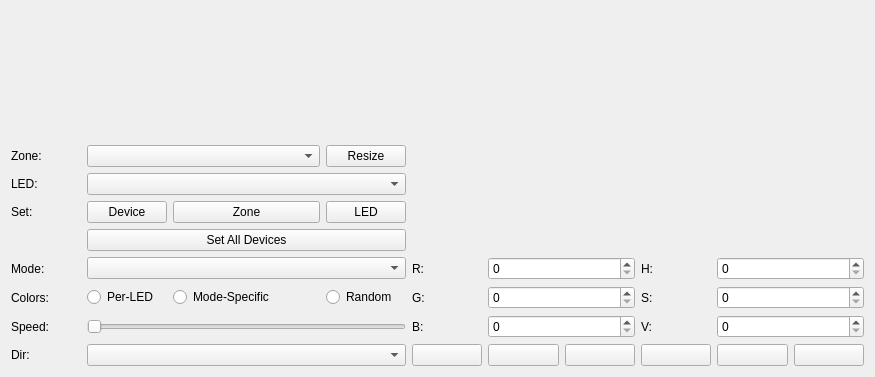
This is qt/OpenRGBDevicePage.ui in Kasper24/OpenRGB-QMK as Qt 5 draws it before an edit. The edited form follows.
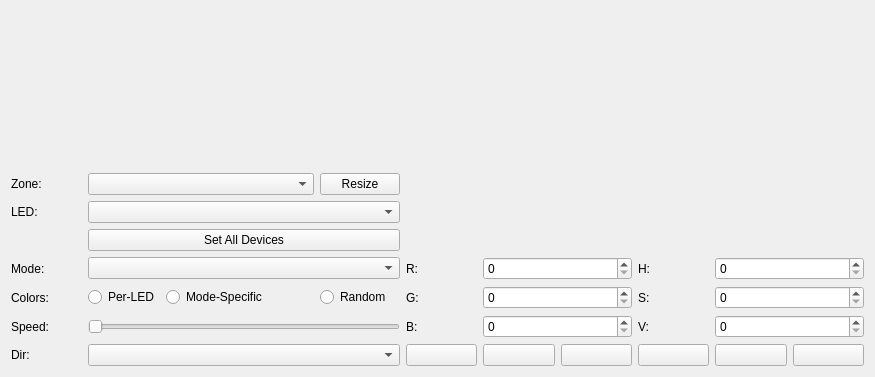
This is the edited form. Custom widgets are drawn as their Qt base class.

Commit message: WIP: Instant color setting, buttons removed

Diff of the .ui file:
```diff
--- a/qt/OpenRGBDevicePage.ui
+++ b/qt/OpenRGBDevicePage.ui
@@ -14,263 +14,166 @@
    <string>Frame</string>
   </property>
   <layout class="QGridLayout" name="gridLayout">
-   <item row="8" column="0">
-    <widget class="QLabel" name="SpeedLabel">
-     <property name="text">
-      <string>Speed:</string>
-     </property>
-    </widget>
+   <item row="10" column="1" colspan="4">
+    <widget class="QComboBox" name="DirectionBox"/>
    </item>
-   <item row="6" column="6" colspan="2">
-    <widget class="QSpinBox" name="RedSpinBox">
+   <item row="7" column="6" colspan="2">
+    <widget class="QSpinBox" name="BlueSpinBox">
      <property name="maximum">
       <number>255</number>
      </property>
     </widget>
    </item>
-   <item row="1" column="0">
-    <widget class="QLabel" name="ZoneLabel">
+   <item row="10" column="10">
+    <widget class="QPushButton" name="ButtonMagenta">
      <property name="text">
-      <string>Zone:</string>
+      <string/>
      </property>
     </widget>
    </item>
-   <item row="7" column="8">
+   <item row="6" column="8">
     <widget class="QLabel" name="SatLabel">
      <property name="text">
       <string>S:</string>
      </property>
     </widget>
    </item>
-   <item row="11" column="6">
-    <widget class="QPushButton" name="ButtonYellow">
-     <property name="text">
-      <string/>
+   <item row="7" column="1" colspan="4">
+    <widget class="QSlider" name="SpeedSlider">
+     <property name="orientation">
+      <enum>Qt::Horizontal</enum>
      </property>
     </widget>
    </item>
-   <item row="7" column="5">
+   <item row="7" column="9" colspan="2">
+    <widget class="QSpinBox" name="ValSpinBox">
+     <property name="maximum">
+      <number>255</number>
+     </property>
+    </widget>
+   </item>
+   <item row="1" column="5" rowspan="3" colspan="6">
+    <widget class="ColorWheel" name="ColorWheelBox" native="true">
+     <property name="sizePolicy">
+      <sizepolicy hsizetype="Preferred" vsizetype="Preferred">
+       <horstretch>0</horstretch>
+       <verstretch>0</verstretch>
+      </sizepolicy>
+     </property>
+    </widget>
+   </item>
+   <item row="6" column="5">
     <widget class="QLabel" name="GreenLabel">
      <property name="text">
       <string>G:</string>
      </property>
     </widget>
    </item>
-   <item row="11" column="8">
-    <widget class="QPushButton" name="ButtonCyan">
-     <property name="text">
-      <string/>
-     </property>
-    </widget>
-   </item>
-   <item row="7" column="1">
-    <widget class="QRadioButton" name="PerLEDCheck">
-     <property name="text">
-      <string>Per-LED</string>
-     </property>
-    </widget>
-   </item>
-   <item row="7" column="2" colspan="2">
-    <widget class="QRadioButton" name="ModeSpecificCheck">
-     <property name="text">
-      <string>Mode-Specific</string>
-     </property>
-    </widget>
-   </item>
-   <item row="6" column="5">
-    <widget class="QLabel" name="RedLabel">
-     <property name="text">
-      <string>R:</string>
-     </property>
-    </widget>
-   </item>
-   <item row="7" column="4">
-    <widget class="QRadioButton" name="RandomCheck">
-     <property name="text">
-      <string>Random</string>
-     </property>
-    </widget>
-   </item>
-   <item row="11" column="10">
-    <widget class="QPushButton" name="ButtonMagenta">
-     <property name="text">
-      <string/>
-     </property>
-    </widget>
-   </item>
    <item row="6" column="0">
-    <widget class="QLabel" name="ModeLabel">
+    <widget class="QLabel" name="ColorLabel">
      <property name="text">
-      <string>Mode:</string>
+      <string>Colors:</string>
      </property>
     </widget>
    </item>
-   <item row="8" column="9" colspan="2">
-    <widget class="QSpinBox" name="ValSpinBox">
+   <item row="5" column="9" colspan="2">
+    <widget class="QSpinBox" name="HueSpinBox">
      <property name="maximum">
-      <number>255</number>
+      <number>359</number>
      </property>
     </widget>
    </item>
-   <item row="8" column="6" colspan="2">
-    <widget class="QSpinBox" name="BlueSpinBox">
-     <property name="maximum">
-      <number>255</number>
-     </property>
-    </widget>
-   </item>
-   <item row="7" column="6" colspan="2">
+   <item row="6" column="6" colspan="2">
     <widget class="QSpinBox" name="GreenSpinBox">
      <property name="maximum">
       <number>255</number>
      </property>
     </widget>
    </item>
-   <item row="3" column="4">
-    <widget class="QPushButton" name="SetLEDButton">
+   <item row="6" column="1">
+    <widget class="QRadioButton" name="PerLEDCheck">
      <property name="text">
-      <string>LED</string>
+      <string>Per-LED</string>
      </property>
     </widget>
    </item>
-   <item row="2" column="0">
-    <widget class="QLabel" name="LEDLabel">
-     <property name="text">
-      <string>LED:</string>
-     </property>
-    </widget>
-   </item>
-   <item row="6" column="8">
+   <item row="5" column="8">
     <widget class="QLabel" name="HueLabel">
      <property name="text">
       <string>H:</string>
      </property>
     </widget>
    </item>
-   <item row="7" column="0">
-    <widget class="QLabel" name="ColorLabel">
-     <property name="text">
-      <string>Colors:</string>
-     </property>
-    </widget>
-   </item>
-   <item row="6" column="1" colspan="4">
+   <item row="5" column="1" colspan="4">
     <widget class="QComboBox" name="ModeBox"/>
    </item>
-   <item row="4" column="1" colspan="4">
-    <widget class="QPushButton" name="SetAllButton">
+   <item row="5" column="0">
+    <widget class="QLabel" name="ModeLabel">
      <property name="text">
-      <string>Set All Devices</string>
+      <string>Mode:</string>
      </property>
     </widget>
    </item>
-   <item row="8" column="1" colspan="4">
-    <widget class="QSlider" name="SpeedSlider">
-     <property name="orientation">
-      <enum>Qt::Horizontal</enum>
+   <item row="10" column="6">
+    <widget class="QPushButton" name="ButtonYellow">
+     <property name="text">
+      <string/>
      </property>
     </widget>
    </item>
-   <item row="11" column="0">
-    <widget class="QLabel" name="DirectionLabel">
+   <item row="10" column="7">
+    <widget class="QPushButton" name="ButtonGreen">
      <property name="text">
-      <string>Dir:</string>
+      <string/>
      </property>
     </widget>
    </item>
-   <item row="3" column="0">
-    <widget class="QLabel" name="SetLabel">
+   <item row="5" column="5">
+    <widget class="QLabel" name="RedLabel">
      <property name="text">
-      <string>Set:</string>
+      <string>R:</string>
      </property>
     </widget>
    </item>
-   <item row="8" column="8">
+   <item row="7" column="8">
     <widget class="QLabel" name="ValLabel">
      <property name="text">
       <string>V:</string>
      </property>
     </widget>
    </item>
-   <item row="11" column="7">
-    <widget class="QPushButton" name="ButtonGreen">
+   <item row="7" column="0">
+    <widget class="QLabel" name="SpeedLabel">
      <property name="text">
-      <string/>
+      <string>Speed:</string>
      </property>
     </widget>
    </item>
-   <item row="11" column="9">
-    <widget class="QPushButton" name="ButtonBlue">
+   <item row="3" column="1" colspan="4">
+    <widget class="QPushButton" name="SetAllButton">
      <property name="text">
-      <string/>
+      <string>Set All Devices</string>
      </property>
     </widget>
    </item>
-   <item row="3" column="1">
-    <widget class="QPushButton" name="SetDeviceButton">
-     <property name="text">
-      <string>Device</string>
-     </property>
-    </widget>
-   </item>
-   <item row="8" column="5">
+   <item row="7" column="5">
     <widget class="QLabel" name="BlueLabel">
      <property name="text">
       <string>B:</string>
      </property>
     </widget>
    </item>
-   <item row="1" column="1" colspan="3">
-    <widget class="QComboBox" name="ZoneBox"/>
-   </item>
-   <item row="11" column="1" colspan="4">
-    <widget class="QComboBox" name="DirectionBox"/>
-   </item>
-   <item row="3" column="2" colspan="2">
-    <widget class="QPushButton" name="SetZoneButton">
-     <property name="text">
-      <string>Zone</string>
-     </property>
-    </widget>
-   </item>
-   <item row="2" column="1" colspan="4">
-    <widget class="QComboBox" name="LEDBox"/>
-   </item>
-   <item row="1" column="4">
-    <widget class="QPushButton" name="ResizeButton">
-     <property name="text">
-      <string>Resize</string>
-     </property>
-    </widget>
-   </item>
-   <item row="11" column="5">
+   <item row="10" column="5">
     <widget class="QPushButton" name="ButtonRed">
      <property name="text">
       <string/>
      </property>
     </widget>
    </item>
-   <item row="7" column="9" colspan="2">
-    <widget class="QSpinBox" name="SatSpinBox">
-     <property name="maximum">
-      <number>255</number>
-     </property>
-    </widget>
-   </item>
    <item row="6" column="9" colspan="2">
-    <widget class="QSpinBox" name="HueSpinBox">
+    <widget class="QSpinBox" name="SatSpinBox">
      <property name="maximum">
-      <number>359</number>
-     </property>
-    </widget>
-   </item>
-   <item row="1" column="5" rowspan="4" colspan="6">
-    <widget class="ColorWheel" name="ColorWheelBox" native="true">
-     <property name="sizePolicy">
-      <sizepolicy hsizetype="Preferred" vsizetype="Preferred">
-       <horstretch>0</horstretch>
-       <verstretch>0</verstretch>
-      </sizepolicy>
+      <number>255</number>
      </property>
     </widget>
    </item>
@@ -290,6 +193,75 @@
      </property>
     </widget>
    </item>
+   <item row="10" column="9">
+    <widget class="QPushButton" name="ButtonBlue">
+     <property name="text">
+      <string/>
+     </property>
+    </widget>
+   </item>
+   <item row="2" column="1" colspan="4">
+    <widget class="QComboBox" name="LEDBox"/>
+   </item>
+   <item row="1" column="1" colspan="3">
+    <widget class="QComboBox" name="ZoneBox"/>
+   </item>
+   <item row="6" column="2" colspan="2">
+    <widget class="QRadioButton" name="ModeSpecificCheck">
+     <property name="text">
+      <string>Mode-Specific</string>
+     </property>
+    </widget>
+   </item>
+   <item row="2" column="0">
+    <widget class="QLabel" name="LEDLabel">
+     <property name="text">
+      <string>LED:</string>
+     </property>
+    </widget>
+   </item>
+   <item row="6" column="4">
+    <widget class="QRadioButton" name="RandomCheck">
+     <property name="text">
+      <string>Random</string>
+     </property>
+    </widget>
+   </item>
+   <item row="10" column="0">
+    <widget class="QLabel" name="DirectionLabel">
+     <property name="text">
+      <string>Dir:</string>
+     </property>
+    </widget>
+   </item>
+   <item row="5" column="6" colspan="2">
+    <widget class="QSpinBox" name="RedSpinBox">
+     <property name="maximum">
+      <number>255</number>
+     </property>
+    </widget>
+   </item>
+   <item row="1" column="4">
+    <widget class="QPushButton" name="ResizeButton">
+     <property name="text">
+      <string>Resize</string>
+     </property>
+    </widget>
+   </item>
+   <item row="1" column="0">
+    <widget class="QLabel" name="ZoneLabel">
+     <property name="text">
+      <string>Zone:</string>
+     </property>
+    </widget>
+   </item>
+   <item row="10" column="8">
+    <widget class="QPushButton" name="ButtonCyan">
+     <property name="text">
+      <string/>
+     </property>
+    </widget>
+   </item>
   </layout>
  </widget>
  <customwidgets>
```
Left out of the diff: 3 changed lines with no effect on the pictures. The commit also changes 3 other files.
